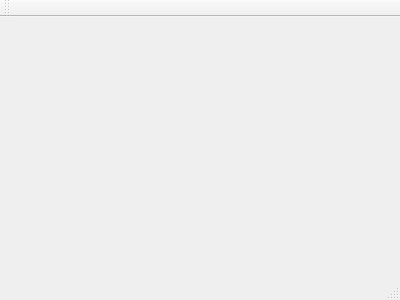
Old version of the form calculator/mainwindow.ui in the repository jkwofie/QTapplication-.
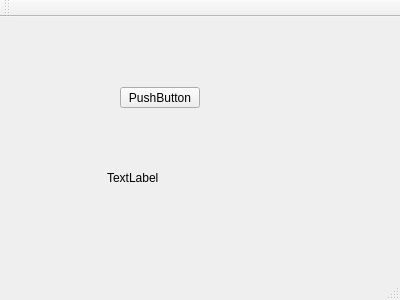
New version of the form.

```diff
--- a/calculator/mainwindow.ui
+++ b/calculator/mainwindow.ui
@@ -12,13 +12,55 @@
   <property name="windowTitle" >
    <string>MainWindow</string>
   </property>
-  <widget class="QMenuBar" name="menuBar" />
-  <widget class="QToolBar" name="mainToolBar" />
-  <widget class="QWidget" name="centralWidget" />
-  <widget class="QStatusBar" name="statusBar" />
+  <widget class="QWidget" name="centralWidget">
+   <widget class="QPushButton" name="value">
+    <property name="geometry">
+     <rect>
+      <x>120</x>
+      <y>70</y>
+      <width>80</width>
+      <height>21</height>
+     </rect>
+    </property>
+    <property name="text">
+     <string>PushButton</string>
+    </property>
+   </widget>
+   <widget class="QLabel" name="label">
+    <property name="geometry">
+     <rect>
+      <x>107</x>
+      <y>140</y>
+      <width>101</width>
+      <height>41</height>
+     </rect>
+    </property>
+    <property name="text">
+     <string>TextLabel</string>
+    </property>
+   </widget>
+  </widget>
+  <widget class="QMenuBar" name="menuBar">
+   <property name="geometry">
+    <rect>
+     <x>0</x>
+     <y>0</y>
+     <width>400</width>
+     <height>19</height>
+    </rect>
+   </property>
+  </widget>
+  <widget class="QToolBar" name="mainToolBar">
+   <attribute name="toolBarArea">
+    <enum>TopToolBarArea</enum>
+   </attribute>
+   <attribute name="toolBarBreak">
+    <bool>false</bool>
+   </attribute>
+  </widget>
+  <widget class="QStatusBar" name="statusBar"/>
  </widget>
- <layoutDefault spacing="6" margin="11" />
- <pixmapfunction></pixmapfunction>
+ <layoutdefault spacing="6" margin="11"/>
  <resources/>
  <connections/>
 </ui>
```
Left out of the diff: 7 changed lines with no effect on the pictures.
